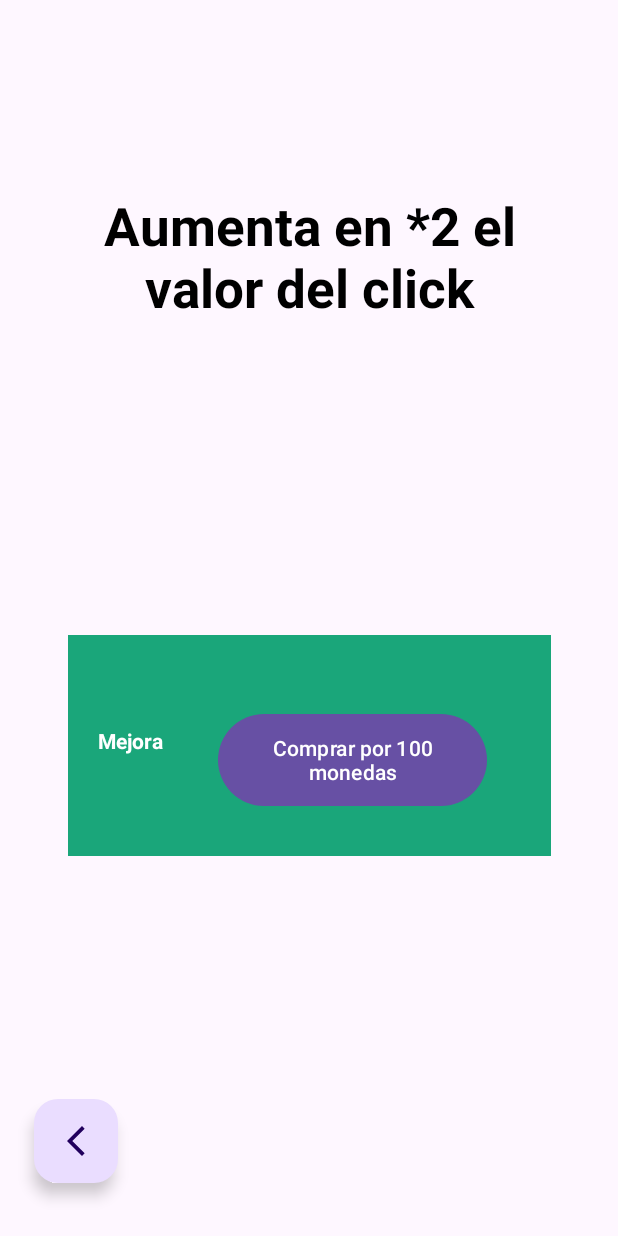
After one commit to danimtnzz/Contador, an Android app: the PantallaMejora screen opened directly, with no data from a screen before it, on a phone screen of 412 x 824 dp. The commit adds this screen. Run offline under Robolectric (Android 15) with nearby library versions, the phone set to English and light mode, and no system bars.

```diff
--- a/app/src/main/AndroidManifest.xml
+++ b/app/src/main/AndroidManifest.xml
@@ -12,6 +12,9 @@
         android:supportsRtl="true"
         android:theme="@style/Theme.Contador"
         tools:targetApi="31">
+        <activity
+            android:name=".PantallaMejora"
+            android:exported="false" />
         <activity
             android:name=".Opciones"
             android:exported="false" />
--- /dev/null
+++ b/app/src/main/java/com/example/contador/PantallaMejora.java
@@ -0,0 +1,33 @@
+package com.example.contador;
+
+import androidx.appcompat.app.AppCompatActivity;
+
+import android.os.Bundle;
+import android.view.View;
+
+import java.math.BigInteger;
+
+public class PantallaMejora extends AppCompatActivity {
+
+    @Override
+    protected void onCreate(Bundle savedInstanceState) {
+        super.onCreate(savedInstanceState);
+        setContentView(R.layout.activity_pantalla_mejora);
+    }
+    public void irPantallaInicio(View v){
+        //cambiar de activity
+        //Intent i = new Intent(this, PantallaInicio.class);
+        //startActivity(i);
+        finish();
+    }
+    public void multiplicador(View v) {
+        if (cont.compareTo(BigInteger.valueOf(valorMejora)) >= 0) {
+            cont = cont.subtract(BigInteger.valueOf(valorMejora));
+            valorsuma *= 2;
+            valorMejora += 20;
+            botonmultiplicador.setText("La mejora cuesta " + valorMejora + " coins");
+            actualizarTextoContador();
+        }
+    }
+
+}
--- /dev/null
+++ b/app/src/main/res/layout/activity_pantalla_mejora.xml
@@ -0,0 +1,83 @@
+<?xml version="1.0" encoding="utf-8"?>
+<androidx.constraintlayout.widget.ConstraintLayout xmlns:android="http://schemas.android.com/apk/res/android"
+    xmlns:app="http://schemas.android.com/apk/res-auto"
+    xmlns:tools="http://schemas.android.com/tools"
+    android:layout_width="match_parent"
+    android:layout_height="match_parent"
+    tools:context=".PantallaMejora">
+
+
+    <LinearLayout
+        android:layout_width="322dp"
+        android:layout_height="147dp"
+        android:background="#1AA67A"
+        app:layout_constraintBottom_toBottomOf="parent"
+        app:layout_constraintEnd_toEndOf="parent"
+        app:layout_constraintHorizontal_bias="0.505"
+        app:layout_constraintStart_toStartOf="parent"
+        app:layout_constraintTop_toTopOf="parent"
+        app:layout_constraintVertical_bias="0.626">
+
+
+        <TextView
+            android:layout_width="60dp"
+            android:layout_height="26dp"
+            android:layout_gravity="center"
+            android:layout_margin="20dp"
+            android:text="Mejora"
+            android:textColor="@color/white"
+            android:textStyle="bold"
+            app:layout_constraintBottom_toBottomOf="parent"
+            app:layout_constraintEnd_toEndOf="parent"
+            app:layout_constraintHorizontal_bias="0.336"
+            app:layout_constraintStart_toStartOf="parent"
+            app:layout_constraintTop_toTopOf="parent"
+            app:layout_constraintVertical_bias="0.757" />
+
+        <Button
+            android:id="@+id/botonmultiplicador"
+            android:layout_width="179dp"
+            android:layout_height="69dp"
+            android:layout_gravity="center_vertical"
+            android:layout_marginTop="10dp"
+            android:onClick="multiplicador"
+            android:text="Comprar por 100 monedas"
+            app:layout_constraintBottom_toBottomOf="parent"
+            app:layout_constraintEnd_toEndOf="parent"
+            app:layout_constraintHorizontal_bias="0.538"
+            app:layout_constraintStart_toStartOf="parent"
+            app:layout_constraintTop_toTopOf="parent"
+            app:layout_constraintVertical_bias="0.888" />
+
+    </LinearLayout>
+
+    <TextView
+        android:layout_width="320dp"
+        android:layout_height="160dp"
+        android:layout_gravity="center"
+        android:layout_marginLeft="-170dp"
+        android:layout_marginTop="-35dp"
+        android:text="Aumenta en *2 el valor del click"
+        android:textColor="@color/black"
+        android:textSize="35dp"
+        android:textAlignment="center"
+        android:textStyle="bold"
+        app:layout_constraintBottom_toBottomOf="parent"
+        app:layout_constraintEnd_toEndOf="parent"
+        app:layout_constraintHorizontal_bias="0.824"
+        app:layout_constraintStart_toStartOf="parent"
+        app:layout_constraintTop_toTopOf="parent"
+        app:layout_constraintVertical_bias="0.232" />
+
+    <com.google.android.material.floatingactionbutton.FloatingActionButton
+        android:layout_width="wrap_content"
+        android:layout_height="wrap_content"
+        android:onClick="irPantallaInicio"
+        android:src="@drawable/baseline_arrow_back_ios_new_24"
+        app:layout_constraintBottom_toBottomOf="parent"
+        app:layout_constraintEnd_toEndOf="parent"
+        app:layout_constraintHorizontal_bias="0.064"
+        app:layout_constraintStart_toStartOf="parent"
+        app:layout_constraintTop_toTopOf="parent"
+        app:layout_constraintVertical_bias="0.954" />
+</androidx.constraintlayout.widget.ConstraintLayout>
```
Also changed, not shown: app/src/main/java/com/example/contador/MainActivity.java (+10 -9 lines), app/src/main/java/com/example/contador/PantallaInicio.java (+14 -0 lines), app/src/main/res/layout/activity_main.xml (+15 -59 lines), app/src/main/res/menu/menu_principal.xml (added, +9 -0 lines).
